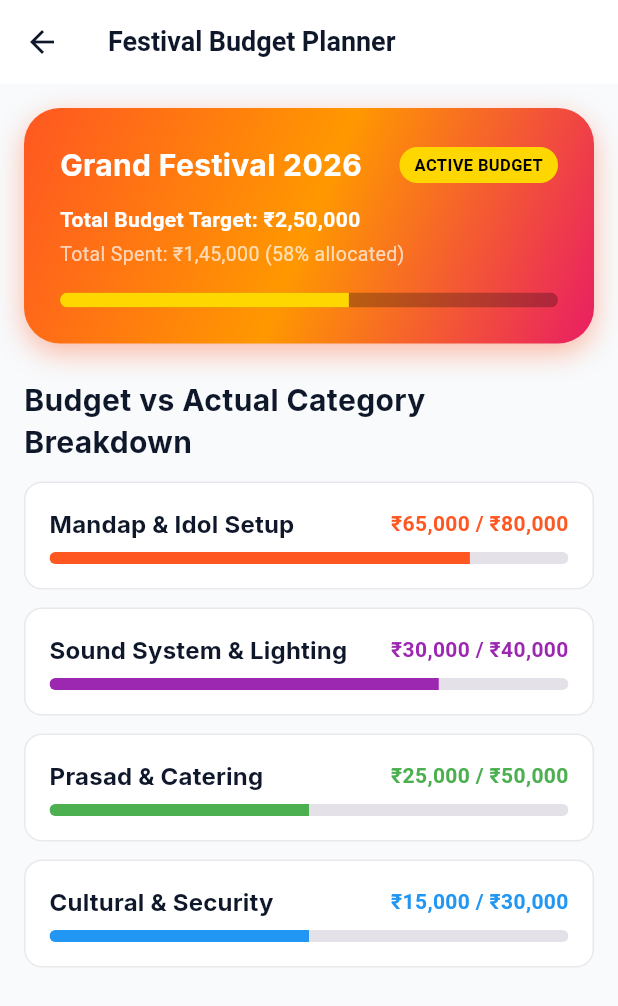
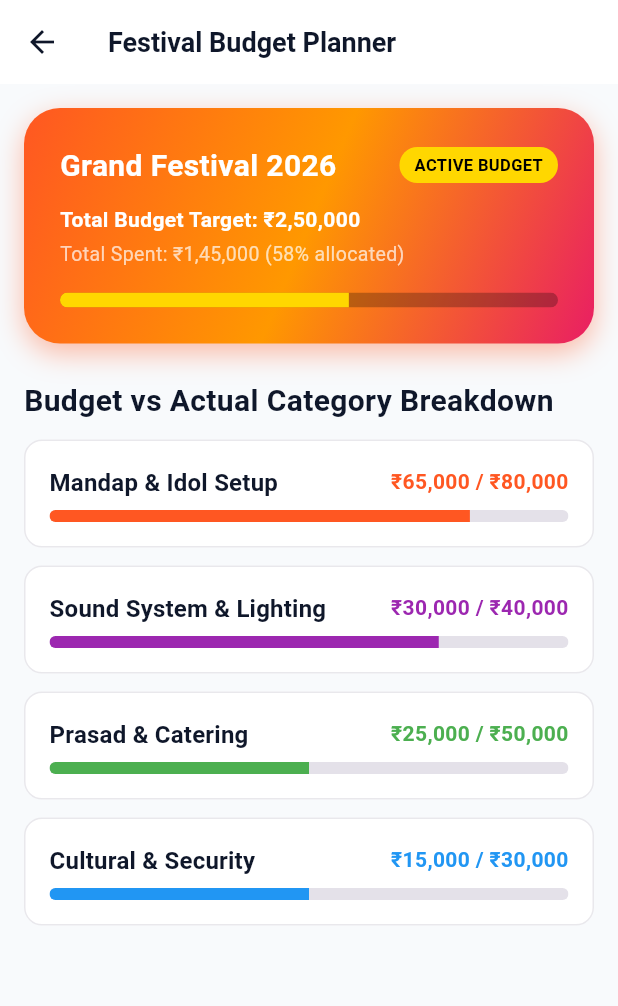
Before and after one commit to Luckysai07/mitra, a Flutter app: the EventBudgetScreen screen opened by its route, on a phone screen of 412 x 824 dp. Shown: the top 1006 px of the screen. Run offline on Flutter 3.47's test engine with Material 3 defaults, Android fonts, the phone set to English and light mode, and no system bars; our stand-ins replace flutter_riverpod, go_router, qr_flutter, share_plus, supabase_flutter; accounts and stored records are empty.

Commit message:
Upgrade Android SDK 35, AGP 8.6, and fix CardThemeData

```diff
--- a/lib/core/theme/app_theme.dart
+++ b/lib/core/theme/app_theme.dart
@@ -33,7 +33,7 @@ abstract final class AppTheme {
           fontWeight: FontWeight.bold,
         ),
       ),
-      cardTheme: CardTheme(
+      cardTheme: CardThemeData(
         color: AppColors.surface,
         elevation: 2,
         shadowColor: Colors.black.withOpacity(0.06),
--- a/lib/core/theme/app_typography.dart
+++ b/lib/core/theme/app_typography.dart
@@ -1,18 +1,16 @@
 import 'package:flutter/material.dart';
-import 'package:google_fonts/google_fonts.dart';
 
-/// Mitra typography system built on Google Fonts Inter.
-///
+/// Mitra typography system.
 /// Follows Material 3 type scale with custom sizes tuned
 /// for financial data readability and Indian numeral density.
 abstract final class AppTypography {
-  static String? get _fontFamily => GoogleFonts.inter().fontFamily;
+  static const String _fontFamily = 'Roboto';
 
   // ──────────────────────────────────────────
   // Display — hero numbers (balance)
   // ──────────────────────────────────────────
 
-  static TextStyle get displayLarge => TextStyle(
+  static TextStyle get displayLarge => const TextStyle(
         fontFamily: _fontFamily,
         fontSize: 32,
         fontWeight: FontWeight.w700,
@@ -20,7 +18,7 @@ abstract final class AppTypography {
         letterSpacing: -0.5,
       );
 
-  static TextStyle get displayMedium => TextStyle(
+  static TextStyle get displayMedium => const TextStyle(
         fontFamily: _fontFamily,
         fontSize: 28,
         fontWeight: FontWeight.w700,
@@ -32,21 +30,21 @@ abstract final class AppTypography {
   // Headline — screen titles
   // ──────────────────────────────────────────
 
-  static TextStyle get headlineLarge => TextStyle(
+  static TextStyle get headlineLarge => const TextStyle(
         fontFamily: _fontFamily,
         fontSize: 28,
         fontWeight: FontWeight.w600,
         height: 1.3,
       );
 
-  static TextStyle get headlineMedium => TextStyle(
+  static TextStyle get headlineMedium => const TextStyle(
         fontFamily: _fontFamily,
         fontSize: 24,
         fontWeight: FontWeight.w600,
         height: 1.3,
       );
 
-  static TextStyle get headlineSmall => TextStyle(
+  static TextStyle get headlineSmall => const TextStyle(
         fontFamily: _fontFamily,
         fontSize: 20,
         fontWeight: FontWeight.w600,
@@ -57,14 +55,14 @@ abstract final class AppTypography {
   // Title — card headers, list items
   // ──────────────────────────────────────────
 
-  static TextStyle get titleLarge => TextStyle(
+  static TextStyle get titleLarge => const TextStyle(
         fontFamily: _fontFamily,
         fontSize: 20,
         fontWeight: FontWeight.w600,
         height: 1.4,
       );
 
-  static TextStyle get titleMedium => TextStyle(
+  static TextStyle get titleMedium => const TextStyle(
         fontFamily: _fontFamily,
         fontSize: 16,
         fontWeight: FontWeight.w500,
@@ -72,7 +70,7 @@ abstract final class AppTypography {
         letterSpacing: 0.15,
       );
 
-  static TextStyle get titleSmall => TextStyle(
+  static TextStyle get titleSmall => const TextStyle(
         fontFamily: _fontFamily,
         fontSize: 14,
         fontWeight: FontWeight.w500,
@@ -84,7 +82,7 @@ abstract final class AppTypography {
   // Body — main content
   // ──────────────────────────────────────────
 
-  static TextStyle get bodyLarge => TextStyle(
+  static TextStyle get bodyLarge => const TextStyle(
         fontFamily: _fontFamily,
         fontSize: 16,
         fontWeight: FontWeight.w400,
@@ -92,7 +90,7 @@ abstract final class AppTypography {
         letterSpacing: 0.15,
       );
 
-  static TextStyle get bodyMedium => TextStyle(
+  static TextStyle get bodyMedium => const TextStyle(
         fontFamily: _fontFamily,
         fontSize: 14,
         fontWeight: FontWeight.w400,
@@ -100,7 +98,7 @@ abstract final class AppTypography {
         letterSpacing: 0.25,
       );
 
-  static TextStyle get bodySmall => TextStyle(
+  static TextStyle get bodySmall => const TextStyle(
         fontFamily: _fontFamily,
         fontSize: 12,
         fontWeight: FontWeight.w400,
@@ -112,7 +110,7 @@ abstract final class AppTypography {
   // Label — buttons, captions, tags
   // ──────────────────────────────────────────
 
-  static TextStyle get labelLarge => TextStyle(
+  static TextStyle get labelLarge => const TextStyle(
         fontFamily: _fontFamily,
         fontSize: 14,
         fontWeight: FontWeight.w500,
@@ -120,7 +118,7 @@ abstract final class AppTypography {
         letterSpacing: 0.1,
       );
 
-  static TextStyle get labelMedium => TextStyle(
+  static TextStyle get labelMedium => const TextStyle(
         fontFamily: _fontFamily,
         fontSize: 12,
         fontWeight: FontWeight.w500,
@@ -128,7 +126,7 @@ abstract final class AppTypography {
         letterSpacing: 0.5,
       );
 
-  static TextStyle get labelSmall => TextStyle(
+  static TextStyle get labelSmall => const TextStyle(
         fontFamily: _fontFamily,
         fontSize: 11,
         fontWeight: FontWeight.w500,
@@ -141,7 +139,7 @@ abstract final class AppTypography {
   // ──────────────────────────────────────────
 
   /// Large balance display (₹1,23,456.00)
-  static TextStyle get balanceAmount => TextStyle(
+  static TextStyle get balanceAmount => const TextStyle(
         fontFamily: _fontFamily,
         fontSize: 36,
         fontWeight: FontWeight.w800,
@@ -150,7 +148,7 @@ abstract final class AppTypography {
       );
 
   /// Transaction amount in list items
-  static TextStyle get transactionAmount => TextStyle(
+  static TextStyle get transactionAmount => const TextStyle(
         fontFamily: _fontFamily,
         fontSize: 16,
         fontWeight: FontWeight.w600,
@@ -159,7 +157,7 @@ abstract final class AppTypography {
       );
 
   /// Small monetary value (sub-stats)
-  static TextStyle get moneySmall => TextStyle(
+  static TextStyle get moneySmall => const TextStyle(
         fontFamily: _fontFamily,
         fontSize: 14,
         fontWeight: FontWeight.w600,
```
Also changed, not shown: 2 other files.
